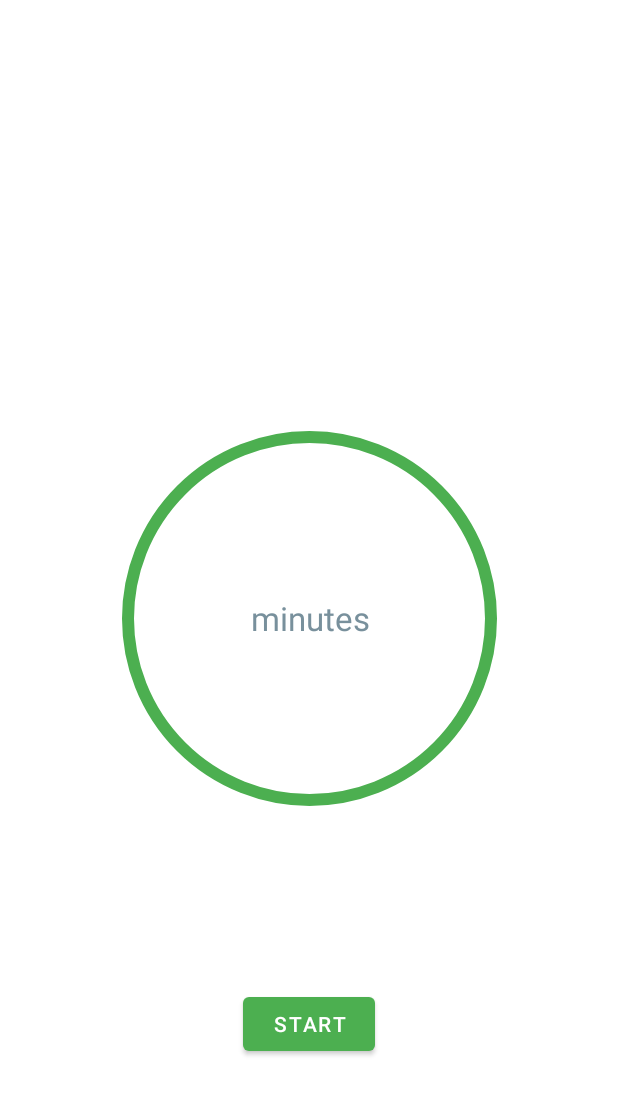
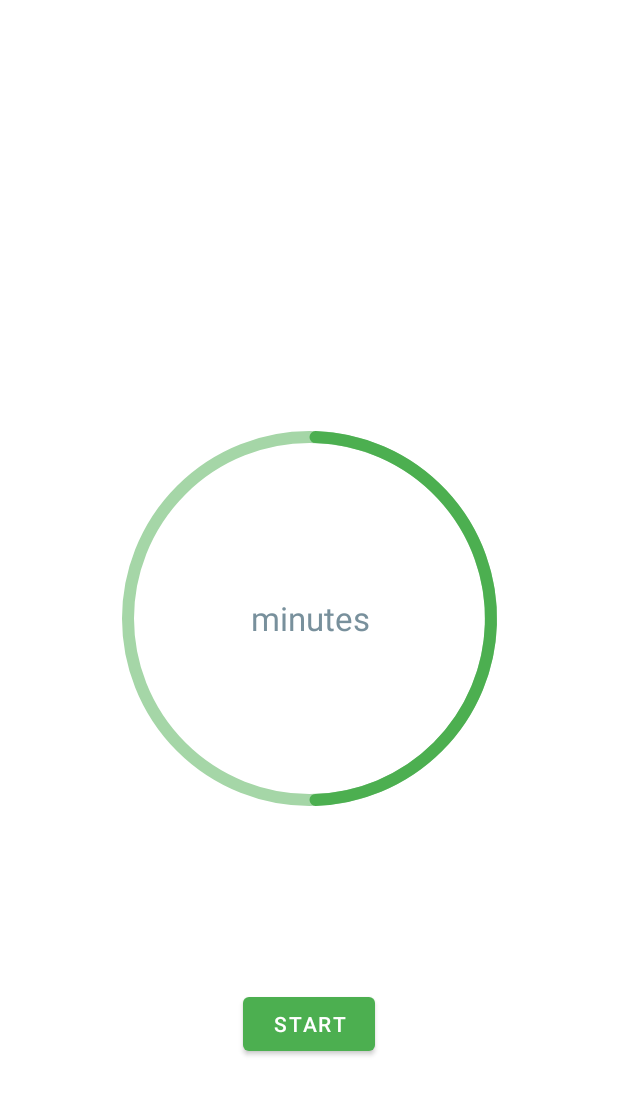
Before and after one commit to adizcode/Stopwatch, an Android app: the layout activity_main.xml on its own in the app's theme, with its tools: preview values and no code run, on a phone screen of 412 x 824 dp. Shown: the top 1095 px of the screen. Run offline under Robolectric (Android 15) with nearby library versions, the phone set to English and light mode, and no system bars.

Commit message:
Add sounds for stopwatch events - Add a track color to the stopwatch - Increase snackbar duration for the stopwatch finish event

```diff
--- a/app/src/main/res/layout/activity_main.xml
+++ b/app/src/main/res/layout/activity_main.xml
@@ -37,8 +37,9 @@
             android:layout_centerInParent="true"
             android:indeterminate="false"
             android:max="60"
-            android:progress="60"
+            android:progress="30"
             app:indicatorSize="250dp"
+            app:trackColor="@color/green_200"
             app:trackCornerRadius="5dp"
             app:trackThickness="8dp" />
     </RelativeLayout>
```
Also changed, not shown: app/src/main/java/com/example/stopwatch/MainActivity.kt (+19 -5 lines), 3 other files.
